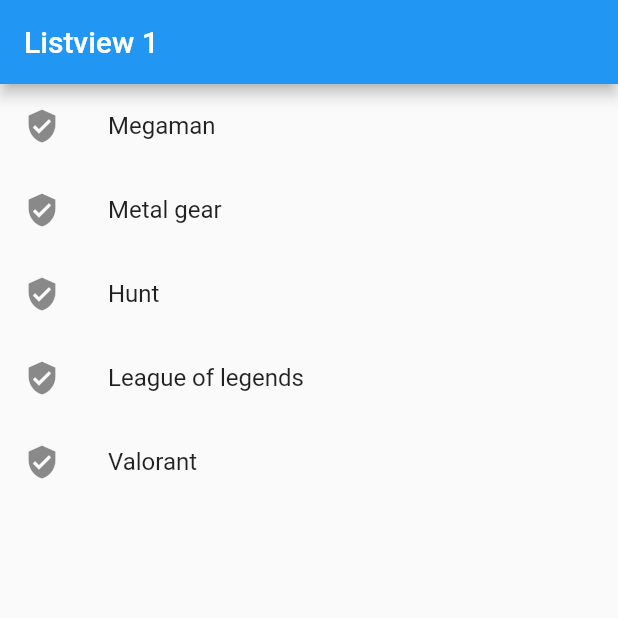
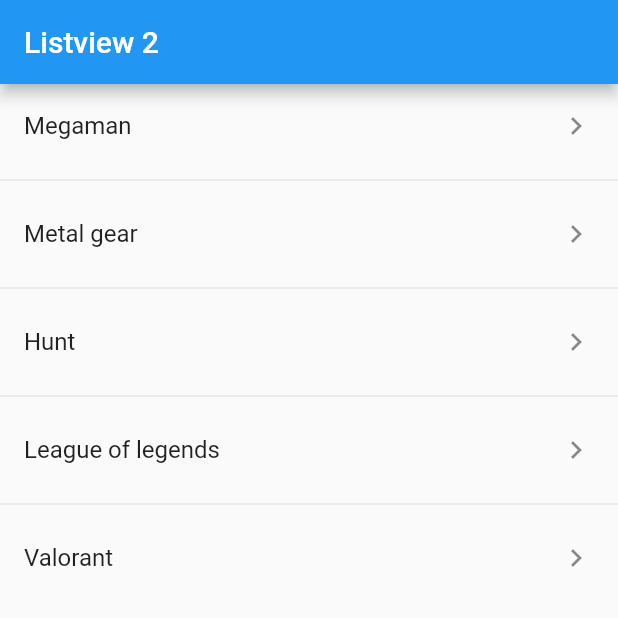
Before and after one commit to cobasesp/flutter-components, a Flutter app: the screen it shows after launch, on a phone screen of 412 x 824 dp, the top half of it. Run offline on Flutter 3.47's test engine with Material 2 defaults, Android fonts, the phone set to English and light mode, and no system bars.

Commit message:
Listview builder y separator

```diff
--- a/lib/main.dart
+++ b/lib/main.dart
@@ -1,4 +1,5 @@
 import 'package:components/screen/listview1_screen.dart';
+import 'package:components/screen/listview2_screen.dart';
 import 'package:flutter/material.dart';
 
 void main() => runApp(const MyApp());
@@ -8,6 +9,6 @@ class MyApp extends StatelessWidget {
 
   @override
   Widget build(BuildContext context) {
-    return MaterialApp(title: 'Material App', home: Listview1Screen());
+    return MaterialApp(title: 'Material App', home: Listview2Screen());
   }
 }
--- /dev/null
+++ b/lib/screen/listview2_screen.dart
@@ -0,0 +1,26 @@
+import 'package:flutter/material.dart';
+
+class Listview2Screen extends StatelessWidget {
+  const Listview2Screen({Key? key}) : super(key: key);
+
+  final games = const [
+    "Megaman",
+    "Metal gear",
+    "Hunt",
+    "League of legends",
+    "Valorant"
+  ];
+
+  @override
+  Widget build(BuildContext context) {
+    return Scaffold(
+        appBar: AppBar(title: const Text("Listview 2")),
+        // Se usa el separator para poner un divider ye lbuilder es igual pero sin separador
+        body: ListView.separated(
+          itemBuilder: ((context, i) => ListTile(title: Text(games[i]), trailing: const Icon(Icons.keyboard_arrow_right),)),
+          separatorBuilder: ((context, index) => const Divider()),
+          itemCount: games.length,
+        )
+    );
+  }
+}
```
